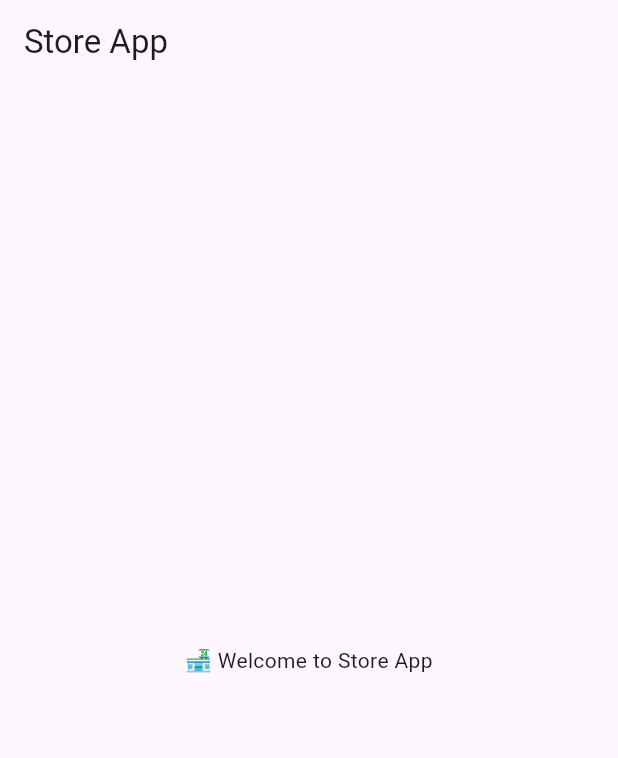
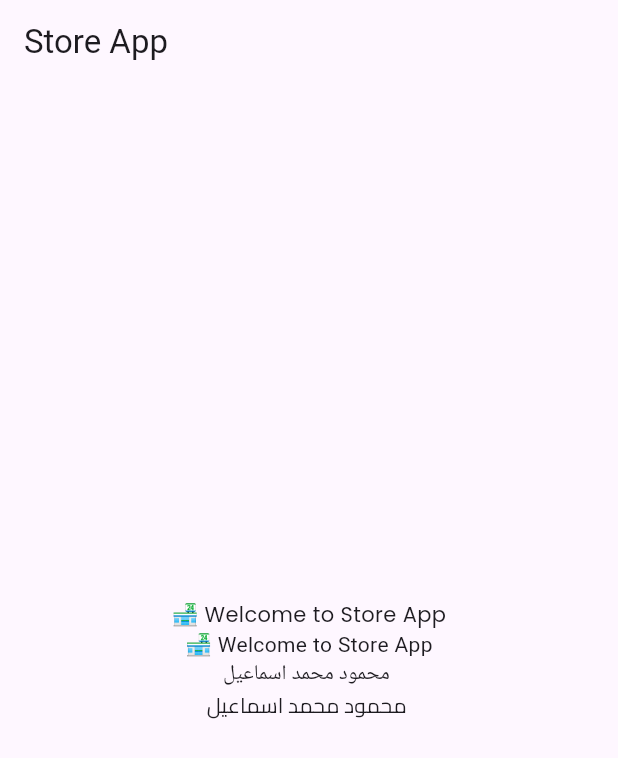
Before and after one commit to Korya25/store-app, a Flutter app: the screen it shows after launch, on a phone screen of 412 x 824 dp. Shown: the top 758 px of the screen. Run offline on Flutter 3.47's test engine with Material 3 defaults, Android fonts, the phone set to English and light mode, and no system bars; our stand-ins replace another_flushbar, connectivity_plus, firebase_core, flutter_dotenv, flutter_screenutil, internet_connection_checker and 1 more; accounts and stored records are empty.

Commit message:
add fonts , intial app tet styles

```diff
--- a/lib/core/presentation/app/store_app.dart
+++ b/lib/core/presentation/app/store_app.dart
@@ -15,7 +15,23 @@ class StoreApp extends StatelessWidget {
         home: NetworkStatusWrapper(
           child: Scaffold(
             appBar: AppBar(title: const Text('Store App')),
-            body: const Center(child: Text('🏪 Welcome to Store App')),
+            body: const Center(
+              child: Column(
+                mainAxisAlignment: MainAxisAlignment.center,
+                children: [
+                  Text(
+                    '🏪 Welcome to Store App',
+                    style: TextStyle(fontFamily: 'Poppins'),
+                  ),
+                  Text('🏪 Welcome to Store App', style: TextStyle()),
+                  Text('محمود محمد اسماعيل ', style: TextStyle()),
+                  Text(
+                    'محمود محمد اسماعيل ',
+                    style: TextStyle(fontFamily: 'Cairo'),
+                  ),
+                ],
+              ),
+            ),
           ),
         ),
       ),
```
Also changed, not shown: lib/core/resources/app_font_handler.dart (added, +14 -0 lines), lib/core/resources/app_text_styles.dart (added, +39 -0 lines), pubspec.yaml (+19 -11 lines), assets/fonts/arabic/cairo/Cairo-Bold.ttf (added), assets/fonts/arabic/cairo/Cairo-Medium.ttf (added), assets/fonts/arabic/cairo/Cairo-Regular.ttf (added), assets/fonts/english/poppins/Poppins-Bold.ttf (added), assets/fonts/english/poppins/Poppins-Medium.ttf (added), assets/fonts/english/poppins/Poppins-Regular.ttf (added).
